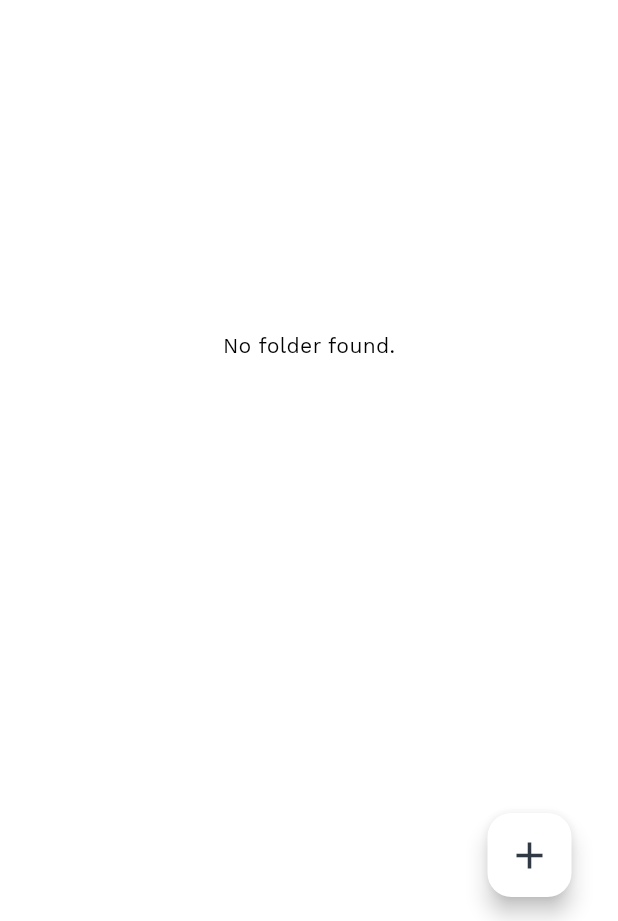
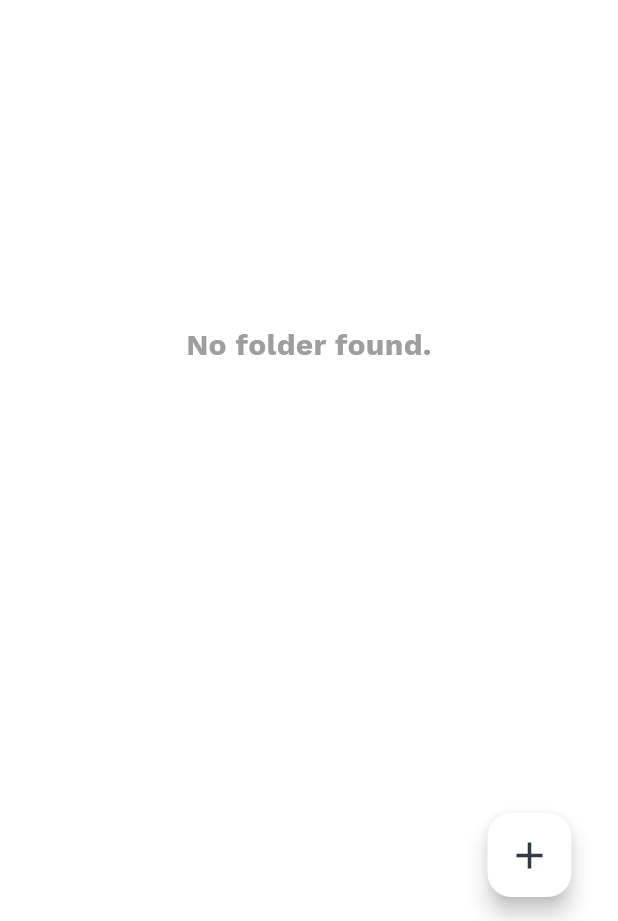
Before and after one commit to Hmmza-tariq/MY-NUST, a Flutter app: the screen it shows after launch, after a tap on the "dashboard" icon, after a tap on "Capture", on a phone screen of 412 x 824 dp, the part 315-1236 px from its top. Run offline on Flutter 3.47's test engine with Material 2 defaults, Android fonts, the phone set to English and light mode, and no system bars; drawn by our look-alikes of carousel_slider, smooth_page_indicator, upgrader; our stand-ins replace connectivity_plus, dio, fl_chart, flutter_datetime_picker_plus, flutter_local_notifications, flutter_native_splash and 14 more; missing offline and left inert: custom_pop_up_menu, encrypt, flutter_downloader, info_popup, share_files_and_screenshot_widgets, swipeable_tile and 1 more; network calls fail.

Commit message:
Bugs Fixed

```diff
--- a/lib/Screens/Gallery/gallery_screen.dart
+++ b/lib/Screens/Gallery/gallery_screen.dart
@@ -257,10 +257,20 @@ class GalleryScreenState extends State<GalleryScreen> {
           } else {
             folderList = snapshot.data ?? [];
             if (folderList.isEmpty) {
-              return Center(
-                  child: Text('No folder found.',
-                      style: TextStyle(
-                          color: isLightMode ? Colors.black : Colors.white)));
+              return const Padding(
+                padding: EdgeInsets.all(20.0),
+                child: Center(
+                  child: Text(
+                    'No folder found.',
+                    textAlign: TextAlign.center,
+                    style: TextStyle(
+                      fontWeight: FontWeight.bold,
+                      fontSize: 20,
+                      color: Colors.grey,
+                    ),
+                  ),
+                ),
+              );
             }
             return ListView.builder(
               scrollDirection: Axis.vertical,
--- a/pubspec.yaml
+++ b/pubspec.yaml
@@ -2,7 +2,7 @@ name: mynust
 description: Nust unofficial Student app
 publish_to: 'none'
 
-version: 1.2.8+6
+version: 1.2.9+7
 
 environment:
   sdk: '>=3.0.6 <4.0.0'
```
Also changed, not shown: lib/Screens/Gallery/folder_screen.dart (+14 -4 lines), lib/Screens/Web view/downloaded_files_screen.dart (+14 -4 lines).
